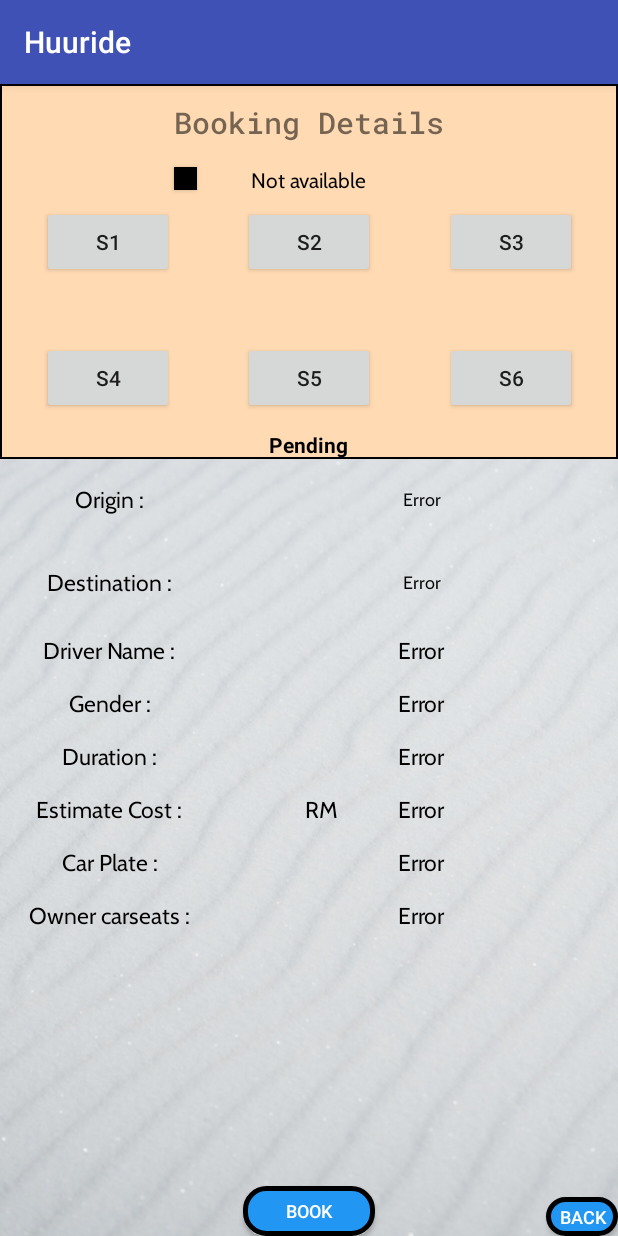
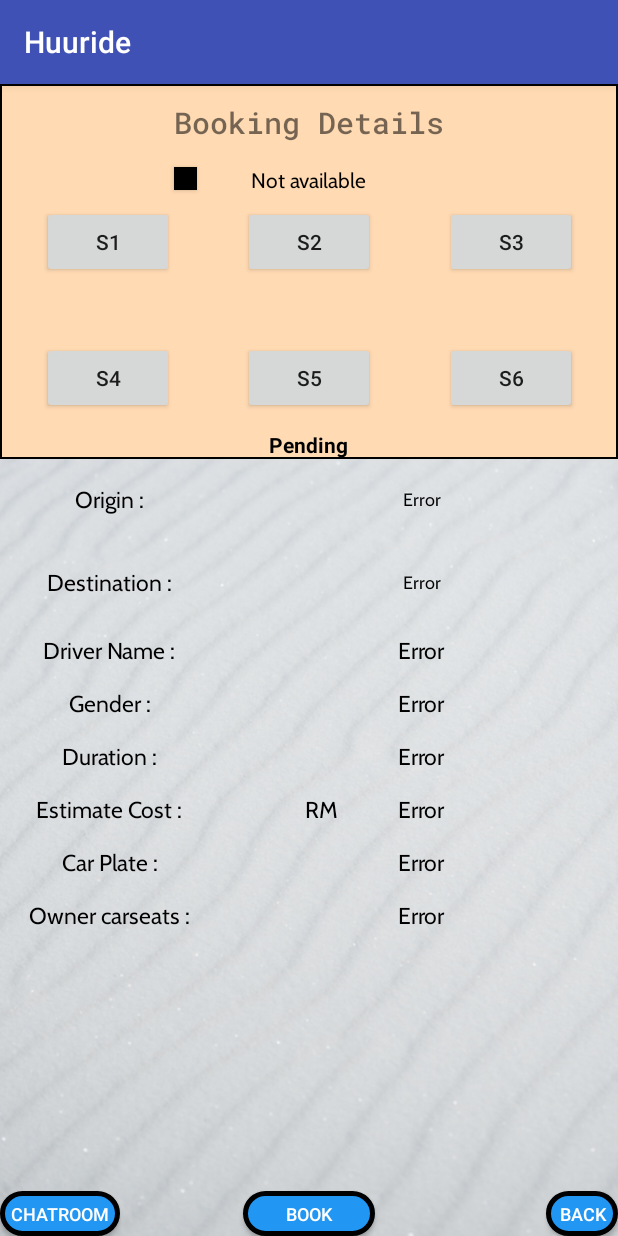
Before and after one commit to mrkoppy/MyAppFYP2, an Android app: the my_available_trip_insidedata screen opened directly, with no data from a screen before it, on a phone screen of 412 x 824 dp. Run offline under Robolectric (Android 15) with nearby library versions, the light colour scheme and no system bars; 14 statements that could not run were skipped.

Commit message:
- minor layout changed

```diff
--- a/app/src/main/res/layout/my_available_trip_insidedata.xml
+++ b/app/src/main/res/layout/my_available_trip_insidedata.xml
@@ -511,19 +511,20 @@
         <Button
             android:id="@+id/btn_mydrivergoBD"
             android:layout_width="wrap_content"
-            android:layout_height="33dp"
+            android:layout_height="30dp"
             android:layout_alignParentBottom="true"
             android:layout_centerHorizontal="true"
             android:background="@drawable/buttonshape"
             android:onClick="btn_book"
             android:text="Book"
             android:textColor="#fff"
-            android:textSize="12sp" />
+            android:textSize="12sp"
+            android:gravity="center"/>
 
         <Button
             android:id="@+id/btnRedMMMydriver_cr_routeBD"
             android:layout_width="48dp"
-            android:layout_height="26dp"
+            android:layout_height="30dp"
             android:layout_alignParentBottom="true"
             android:layout_alignParentEnd="true"
             android:layout_alignParentRight="true"
@@ -533,6 +534,20 @@
             android:textColor="#fff"
             android:textSize="12sp" />
 
+        <Button
+            android:id="@+id/btn_chatroom"
+            android:layout_width="80dp"
+            android:layout_height="30dp"
+            android:layout_alignParentBottom="true"
+            android:layout_alignParentStart="true"
+            android:background="@drawable/buttonshape"
+            android:onClick="btn_chatroomt"
+            android:text="Chatroom"
+            android:textColor="#fff"
+            android:textSize="12sp"
+            android:layout_alignParentLeft="true" />
+
+
     </RelativeLayout>
 
 </RelativeLayout>
```
Also changed, not shown: app/src/main/java/com/example/mrkoppy/myappfyp/my_available_trip_insidedata.java (+42 -1 lines).
